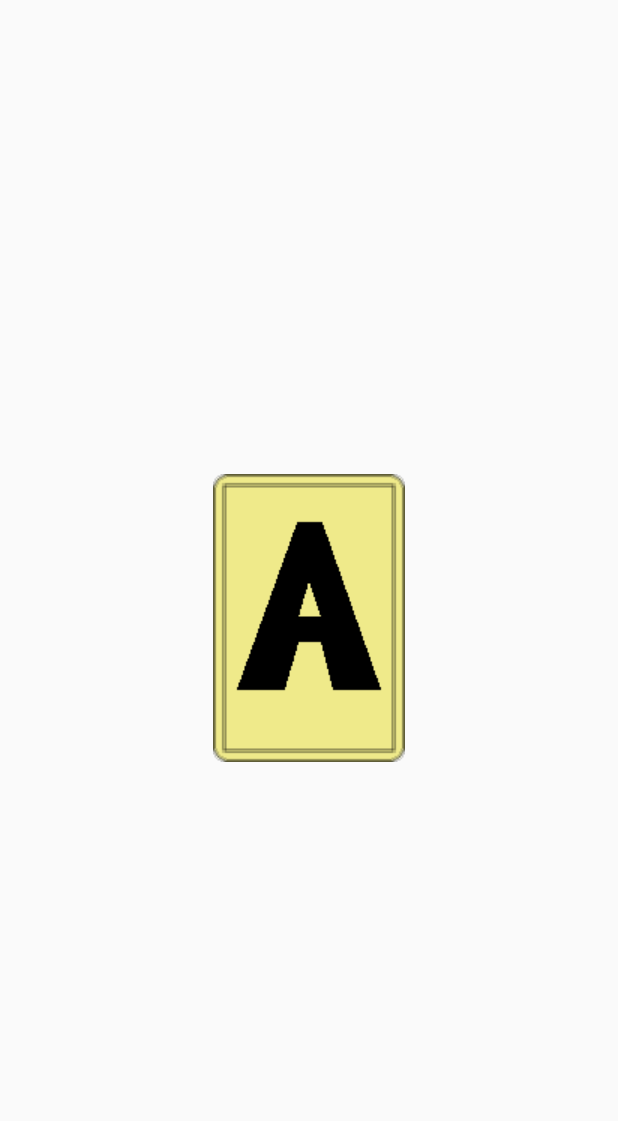
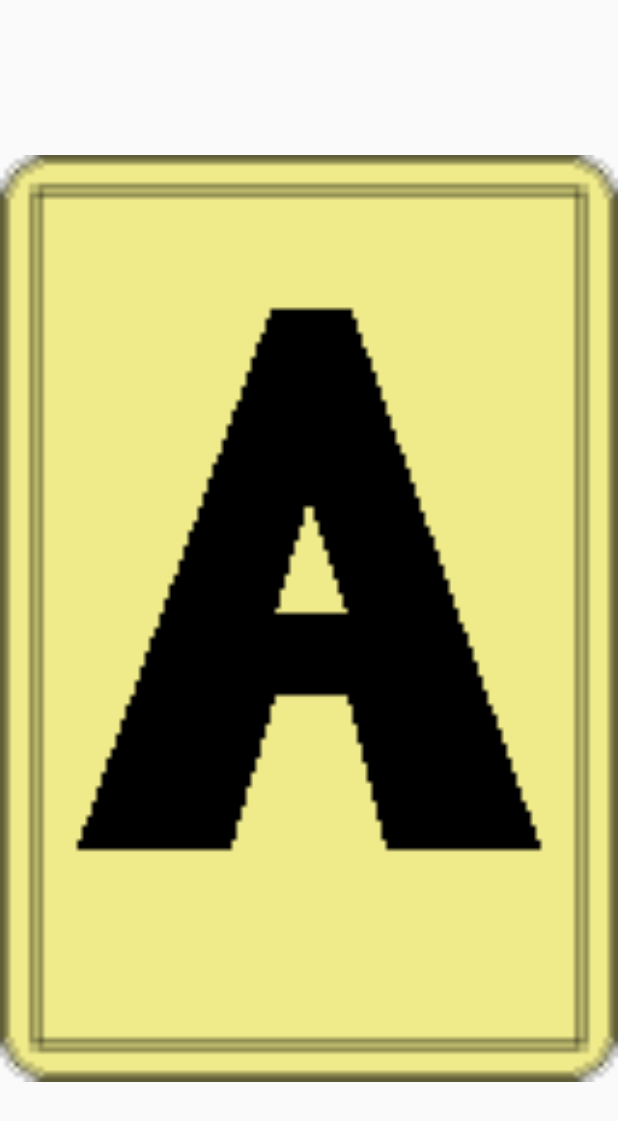
Before and after one commit to cortesem/meis_game-flutter, a Flutter app: the PageView screen opened directly, on a phone screen of 412 x 824 dp. Shown: the top 1121 px of the screen. Run offline on Flutter 3.47's test engine with Material 2 defaults, Android fonts, the phone set to English and light mode, and no system bars.

Commit message:
made cards fit screen

```diff
--- a/lib/cards/flash_cards.dart
+++ b/lib/cards/flash_cards.dart
@@ -30,12 +30,39 @@ class CardDeck {
 
   CardDeck() {
     deck = [
-      FlashCard(Image(image: AssetImage('lib/assets/card_back01.png')),
-          Image(image: AssetImage('lib/assets/letter_a.png'))),
-      FlashCard(Image(image: AssetImage('lib/assets/card_back01.png')),
-          Image(image: AssetImage('lib/assets/letter_b.png'))),
-      FlashCard(Image(image: AssetImage('lib/assets/card_back01.png')),
-          Image(image: AssetImage('lib/assets/letter_c.png')))
+      FlashCard(
+          Image(
+            image: AssetImage('lib/assets/card_back01.png'),
+            fit: BoxFit.cover,
+            width: double.infinity,
+          ),
+          Image(
+            image: AssetImage('lib/assets/letter_a.png'),
+            fit: BoxFit.fill,
+            width: double.infinity,
+          )),
+      FlashCard(
+          Image(
+            image: AssetImage('lib/assets/card_back01.png'),
+            fit: BoxFit.fill,
+            width: double.infinity,
+          ),
+          Image(
+            image: AssetImage('lib/assets/letter_b.png'),
+            fit: BoxFit.fill,
+            width: double.infinity,
+          )),
+      FlashCard(
+          Image(
+            image: AssetImage('lib/assets/card_back01.png'),
+            fit: BoxFit.fill,
+            width: double.infinity,
+          ),
+          Image(
+            image: AssetImage('lib/assets/letter_c.png'),
+            fit: BoxFit.fill,
+            width: double.infinity,
+          ))
     ];
     this.topInd = 0;
     // this.nextInd = 1;
--- a/lib/main.dart
+++ b/lib/main.dart
@@ -32,6 +32,7 @@ class _HomeViewState extends State<HomeView> {
       body: Center(
         child: ElevatedButton(
           onPressed: () {
+            // Animated route
             Navigator.of(context).push(_createRoute());
             // context, MaterialPageRoute(builder: (context) => PageView()));
           },
@@ -85,6 +86,7 @@ class _PageViewState extends State<PageView> {
             //     deck.next();
             //   });
             // },
+            // swipe cards
             onHorizontalDragEnd: (details) {
               setState(() {
                 if (details.primaryVelocity == null) return;
```
